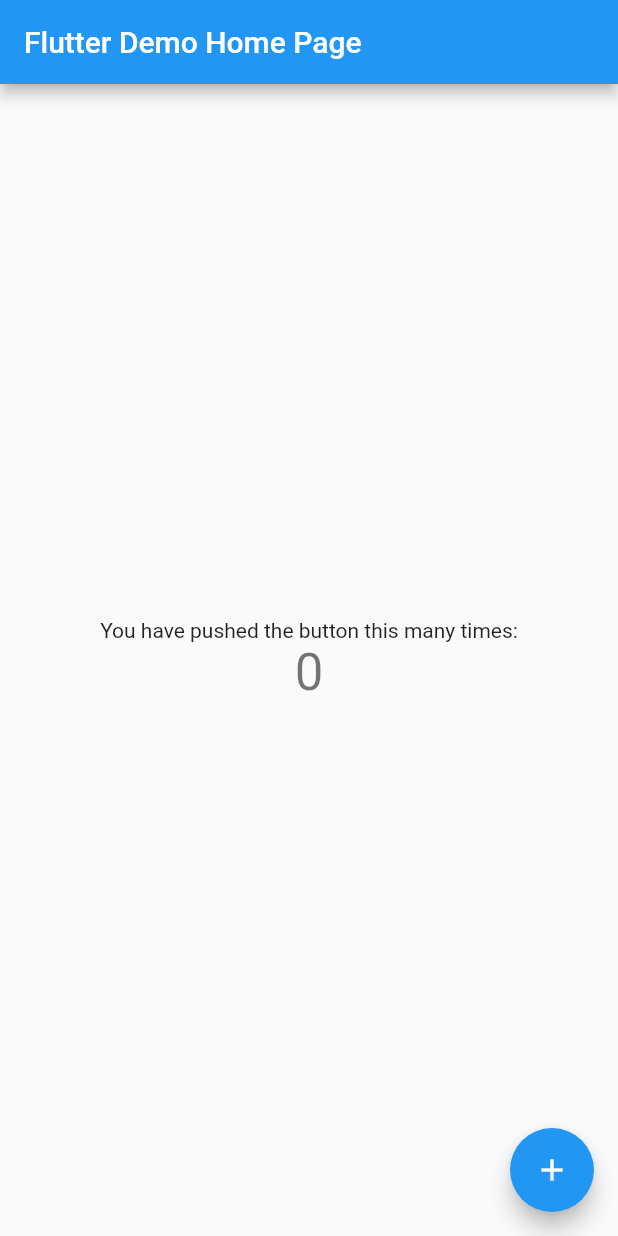
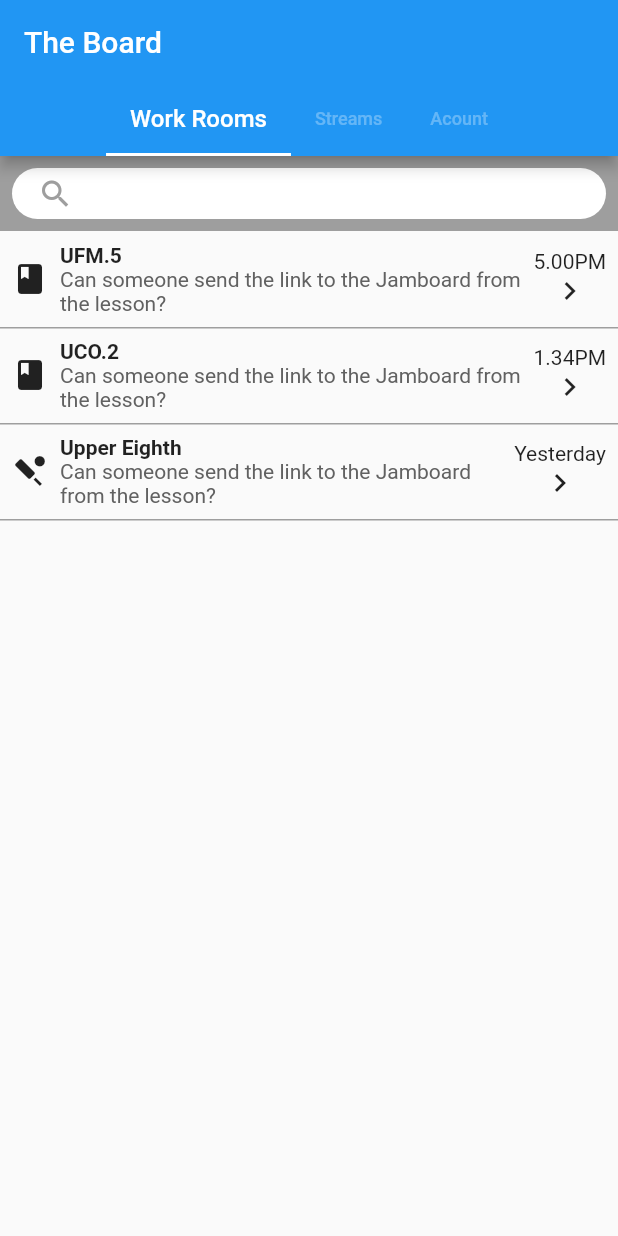
Before and after one commit to YoshiS214/The-Board, a Flutter app: the screen it shows after launch, on a phone screen of 412 x 824 dp. Run offline on Flutter 3.47's test engine with Material 2 defaults, Android fonts, the phone set to English and light mode, and no system bars.

Commit message:
First update for workroom page

```diff
--- a/the_board/lib/main.dart
+++ b/the_board/lib/main.dart
@@ -1,4 +1,6 @@
 import 'package:flutter/material.dart';
+import 'package:the_board/pages/streamPage.dart';
+import 'package:the_board/pages/workroomPage.dart';
 
 void main() {
   runApp(MyApp());
@@ -9,7 +11,7 @@ class MyApp extends StatelessWidget {
   @override
   Widget build(BuildContext context) {
     return MaterialApp(
-      title: 'Flutter Demo',
+      title: 'The-Board',
       theme: ThemeData(
         // This is the theme of your application.
         //
@@ -26,7 +28,7 @@ class MyApp extends StatelessWidget {
         // closer together (more dense) than on mobile platforms.
         visualDensity: VisualDensity.adaptivePlatformDensity,
       ),
-      home: MyHomePage(title: 'Flutter Demo Home Page'),
+      home: MyHomePage(title: 'The Board'),
     );
   }
 }
@@ -50,6 +52,7 @@ class MyHomePage extends StatefulWidget {
 }
 
 class _MyHomePageState extends State<MyHomePage> {
+  /*
   int _counter = 0;
 
   void _incrementCounter() {
@@ -62,56 +65,45 @@ class _MyHomePageState extends State<MyHomePage> {
       _counter++;
     });
   }
+  */
 
   @override
   Widget build(BuildContext context) {
-    // This method is rerun every time setState is called, for instance as done
-    // by the _incrementCounter method above.
-    //
-    // The Flutter framework has been optimized to make rerunning build methods
-    // fast, so that you can just rebuild anything that needs updating rather
-    // than having to individually change instances of widgets.
-    return Scaffold(
-      appBar: AppBar(
-        // Here we take the value from the MyHomePage object that was created by
-        // the App.build method, and use it to set our appbar title.
-        title: Text(widget.title),
-      ),
-      body: Center(
-        // Center is a layout widget. It takes a single child and positions it
-        // in the middle of the parent.
-        child: Column(
-          // Column is also a layout widget. It takes a list of children and
-          // arranges them vertically. By default, it sizes itself to fit its
-          // children horizontally, and tries to be as tall as its parent.
-          //
-          // Invoke "debug painting" (press "p" in the console, choose the
-          // "Toggle Debug Paint" action from the Flutter Inspector in Android
-          // Studio, or the "Toggle Debug Paint" command in Visual Studio Code)
-          // to see the wireframe for each widget.
-          //
-          // Column has various properties to control how it sizes itself and
-          // how it positions its children. Here we use mainAxisAlignment to
-          // center the children vertically; the main axis here is the vertical
-          // axis because Columns are vertical (the cross axis would be
-          // horizontal).
-          mainAxisAlignment: MainAxisAlignment.center,
-          children: <Widget>[
-            Text(
-              'You have pushed the button this many times:',
+    return MaterialApp(
+      home: DefaultTabController(
+        length: 3, // Number of tabs
+        child: Scaffold(
+          appBar: AppBar(
+            bottom: TabBar(
+              isScrollable: true,
+              unselectedLabelColor: Colors.white.withOpacity(0.3),
+              unselectedLabelStyle: TextStyle(fontSize: 12.0),
+              labelStyle: TextStyle(fontSize: 16.0),
+              indicatorColor: Colors.white,
+              indicatorWeight: 2.0,
+              tabs: [
+                Tab(
+                  child: Text('Work Rooms'),
+                ),
+                Tab(
+                  child: Text('Streams'),
+                ),
+                Tab(
+                  child: Text('Acount'),
+                ),
+              ],
             ),
-            Text(
-              '$_counter',
-              style: Theme.of(context).textTheme.headline4,
-            ),
-          ],
+            title: Text('The Board'),
+          ),
+          body: TabBarView(
+            children: [
+              WorkroomPage(),
+              StreamPage(),
+              Icon(Icons.directions_bike),
+            ],
+          ),
         ),
       ),
-      floatingActionButton: FloatingActionButton(
-        onPressed: _incrementCounter,
-        tooltip: 'Increment',
-        child: Icon(Icons.add),
-      ), // This trailing comma makes auto-formatting nicer for build methods.
     );
   }
 }
--- /dev/null
+++ b/the_board/lib/pages/workroomPage.dart
@@ -0,0 +1,378 @@
+import 'package:flutter/material.dart';
+import 'package:flutter/rendering.dart';
+import 'package:flutter/cupertino.dart';
+
+class WorkroomPage extends StatelessWidget {
+  @override
+  Widget build(BuildContext context) {
+    return MaterialApp(
+      debugShowCheckedModeBanner: false,
+      initialRoute: '/',
+      routes: <String, WidgetBuilder>{
+        '/': (BuildContext context) => WorkRoomList(),
+        '/chat': (BuildContext context) => ChatPage(),
+      },
+      theme: ThemeData(
+        pageTransitionsTheme: const PageTransitionsTheme(
+          builders: <TargetPlatform, PageTransitionsBuilder>{
+            TargetPlatform.android: CupertinoPageTransitionsBuilder(),
+            TargetPlatform.iOS: CupertinoPageTransitionsBuilder(),
+          },
+        ),
+      ),
+    );
+  }
+}
+
+class WorkRoomList extends StatelessWidget {
+  final List workrooms = [
+    [
+      true,
+      "UFM.5",
+      "5.00PM",
+      "Can someone send the link to the Jamboard from the lesson?",
+      [
+        ["Felix Waller", "1:24 PM", "Ah - thanks for the explanation!"],
+        ["Charlie Benello", "1:04 PM", "https://www.cl.cam.ac.uk"]
+      ]
+    ],
+    [
+      true,
+      "UCO.2",
+      "1.34PM",
+      "Can someone send the link to the Jamboard from the lesson?",
+      [
+        ["Felix Waller", "1:24 PM", "Ah - thanks for the explanation!"],
+        ["Felix Waller", "1:24 PM", "Ah - thanks for the explanation!"]
+      ]
+    ],
+    [
+      false,
+      "Upper Eighth",
+      "Yesterday",
+      "Can someone send the link to the Jamboard from the lesson?",
+      [
+        ["Felix Waller", "1:24 PM", "Ah - thanks for the explanation!"],
+        ["Felix Waller", "1:24 PM", "Ah - thanks for the explanation!"]
+      ]
+    ],
+  ];
+
+  Widget workroomTile(List room, BuildContext context) {
+    IconData classIcon;
+    if (room[0]) {
+      classIcon = Icons.book;
+    } else {
+      classIcon = Icons.sports_cricket;
+    }
+
+    return Padding(
+      padding: const EdgeInsets.all(8.0),
+      child: GestureDetector(
+          child: Container(
+            child: Row(
+              children: [
+                Padding(
+                  padding: const EdgeInsets.fromLTRB(0, 0, 8.0, 0),
+                  child: Icon(classIcon),
+                ),
+                Flexible(
+                  child: Column(
+                    crossAxisAlignment: CrossAxisAlignment.start,
+                    children: [
+                      Material(
+                        child: Text(
+                          room[1],
+                          style: TextStyle(
+                              fontWeight: FontWeight.bold), // Room name
+                          textAlign: TextAlign.left,
+                          maxLines: 1,
+                        ),
+                      ),
+                      Material(
+                        child: Text(
+                          room[3],
+                          maxLines: 2,
+                          style:
+                              TextStyle(color: Colors.grey[700]), // Last chat
+                        ),
+                      ),
+                    ],
+                  ),
+                ),
+                Column(
+                  children: [
+                    Material(
+                      child: Text(room[2], textAlign: TextAlign.right), // Date
+                    ),
+                    Icon(Icons.chevron_right)
+                  ],
+                )
+              ],
+            ),
+          ),
+          onTap: () =>
+              {Navigator.of(context).pushNamed('/chat', arguments: room)}),
+    );
+  }
+
+  List<Widget> workroomList(BuildContext context) {
+    List<Widget> list = [];
+    Container line = Container(
+      height: 0,
+      decoration:
+          BoxDecoration(border: Border(top: BorderSide(color: Colors.grey))),
+    );
+    list.add(line);
+    for (List x in workrooms) {
+      list.add(workroomTile(x, context));
+      list.add(line);
+    }
+    return list;
+  }
+
+  @override
+  Widget build(BuildContext context) {
+    return Stack(children: [
+      Positioned(
+        child: ListView(
+          children: workroomList(context),
+          physics: const AlwaysScrollableScrollPhysics(),
+        ),
+        top: 50,
+        left: 0,
+        right: 0,
+        bottom: 0,
+      ),
+      Positioned(
+        // Search bar
+        top: 0,
+        left: 0,
+        right: 0,
+        height: 50,
+        child: Container(
+          color: Colors.grey,
+          child: Padding(
+            padding: const EdgeInsets.all(8.0),
+            child: Container(
+              decoration: BoxDecoration(
+                borderRadius: BorderRadius.circular(17),
+                color: Colors.white,
+              ),
+              child: Padding(
+                padding: const EdgeInsets.fromLTRB(17, 5, 17, 5),
+                child: Row(
+                  children: [
+                    Padding(
+                      padding: EdgeInsets.fromLTRB(0, 0, 5, 0),
+                      child: Icon(
+                        Icons.search,
+                        color: Colors.grey,
+                      ),
+                    ),
+                    Expanded(
+                      child: TextField(
+                        decoration: InputDecoration(border: InputBorder.none),
+                      ),
+                    ),
+                  ],
+                ),
+              ),
+            ),
+          ),
+        ),
+      )
+    ]);
+  }
+}
+
+class ChatPage extends StatelessWidget {
+  final TextEditingController _textEditingController =
+      new TextEditingController();
+
+  String myAccount = "Charlie Benello";
+
+  String _text = '';
+
+  @override
+  void initState() {
+    _textEditingController.addListener(_printLatestValue);
+  }
+
+  @override
+  void dispose() {
+    _textEditingController.dispose();
+  }
+
+  void _handleText(String e) {
+    _text = e;
+  }
+
+  void _printLatestValue() {
+    print("入力状況: ${_textEditingController.text}");
+  }
+
+  void _submission(String e) {
+    print(_textEditingController.text);
+    _textEditingController.clear();
+    _text = '';
+  }
+
+  Widget chatTile(List chat) {
+    var padding;
+    var radiusL;
+    var radiusR;
+    var accountIcon;
+    if (chat[0] == myAccount) {
+      accountIcon = Container();
+      radiusL = Radius.circular(16);
+      radiusR = Radius.circular(0);
+      padding = EdgeInsets.fromLTRB(16.0, 8.0, 0, 8.0);
+    } else {
+      accountIcon = Padding(
+        padding: const EdgeInsets.fromLTRB(0, 0, 8.0, 0),
+        child: Icon(Icons.account_circle), //Account icon
+      );
+      radiusR = Radius.circular(16);
+      radiusL = Radius.circular(0);
+      padding = EdgeInsets.fromLTRB(0, 8.0, 16.0, 8.0);
+    }
+
+    return Padding(
+        padding: padding,
+        child: Container(
+          decoration: BoxDecoration(
+            color: Colors.white,
+            borderRadius: BorderRadius.only(
+              topRight: radiusR,
+              bottomRight: radiusR,
+              topLeft: radiusL,
+              bottomLeft: radiusL,
+            ),
+          ),
+          child: Padding(
+            padding: const EdgeInsets.all(8.0),
+            child: Row(
+              children: [
+                accountIcon,
+                Flexible(
+                  child: Column(
+                    crossAxisAlignment: CrossAxisAlignment.start,
+                    children: [
+                      Row(
+                        mainAxisAlignment: MainAxisAlignment.spaceBetween,
+                        children: [
+                          Material(
+                            child: Text(
+                              chat[0],
+                              style: TextStyle(fontWeight: FontWeight.bold),
+                              maxLines: 1,
+                            ),
+                          ), // Name
+                          Material(
+                              child: Text(
+                            chat[1],
+                            maxLines: 1,
+                          )), // Date
+                        ],
+                      ),
+                      Material(child: Text(chat[2])) // Main text
+                    ],
+                  ),
+                )
+              ],
+            ),
+          ),
+        ));
+  }
+
+  @override
+  Widget build(BuildContext context) {
+    final List args = ModalRoute.of(context).settings.arguments;
+    final ScrollController _scrollController = ScrollController();
+    return CupertinoPageScaffold(
+      resizeToAvoidBottomInset: false,
+      navigationBar: CupertinoNavigationBar(
+        leading: CupertinoNavigationBarBackButton(
+          previousPageTitle: 'Work Rooms',
+          onPressed: () {
+            Navigator.of(context).pop();
+          },
+        ),
+        middle: new Text(args[1]),
+        trailing: IconButton(icon: Icon(Icons.error_outline)),
+      ),
+      child: Column(
+        crossAxisAlignment: CrossAxisAlignment.stretch,
+        children: [
+          Expanded(
+            child: Stack(children: [
+              Positioned(
+                  top: 0,
+                  left: 0,
+                  right: 0,
+                  bottom: 0,
+                  child: Container(color: Colors.grey[400])),
+              Positioned(
+                top: 0,
+                left: 0,
+                right: 0,
+                bottom: 0,
+                child: ListView.builder(
+                  scrollDirection: Axis.vertical,
+                  shrinkWrap: true,
+                  reverse: true,
+                  controller: _scrollController,
+                  itemCount: args[4].length,
+                  itemBuilder: (BuildContext context, int index) {
+                    return chatTile(args[4][index]);
+                  },
+                ),
+              ),
+            ]),
+          ),
+          Container(
+            height: 50,
+            color: Colors.grey,
+            child: Padding(
+              padding: const EdgeInsets.all(8.0),
+              child: Row(
+                children: [
+                  IconButton(icon: Icon(Icons.add), onPressed: null),
+                  IconButton(icon: Icon(Icons.photo), onPressed: null),
+                  Expanded(
+                    child: Container(
+                      decoration: BoxDecoration(
+                        borderRadius: BorderRadius.circular(17),
+                        color: Colors.white,
+                      ),
+                      child: Padding(
+                        padding: const EdgeInsets.fromLTRB(17, 5, 17, 5),
+                        child: Material(
+                          child: TextField(
+                            controller: _textEditingController,
+                            onChanged: _handleText,
+                            onSubmitted: _submission,
+                            decoration:
+                                InputDecoration(border: InputBorder.none),
+                            keyboardType: TextInputType.multiline,
+                            style: TextStyle(color: Colors.black),
+                            minLines: 1,
+                            maxLines: null,
+                            maxLength: null,
+                            textAlign: TextAlign.left,
+                          ),
+                        ),
+                      ),
+                    ),
+                  ),
+                  IconButton(icon: Icon(Icons.send), onPressed: null),
+                ],
+              ),
+            ),
+          ),
+        ],
+      ),
+    );
+  }
+}
```
Also changed, not shown: the_board/lib/pages/streamPage.dart (+14 -0 lines).
